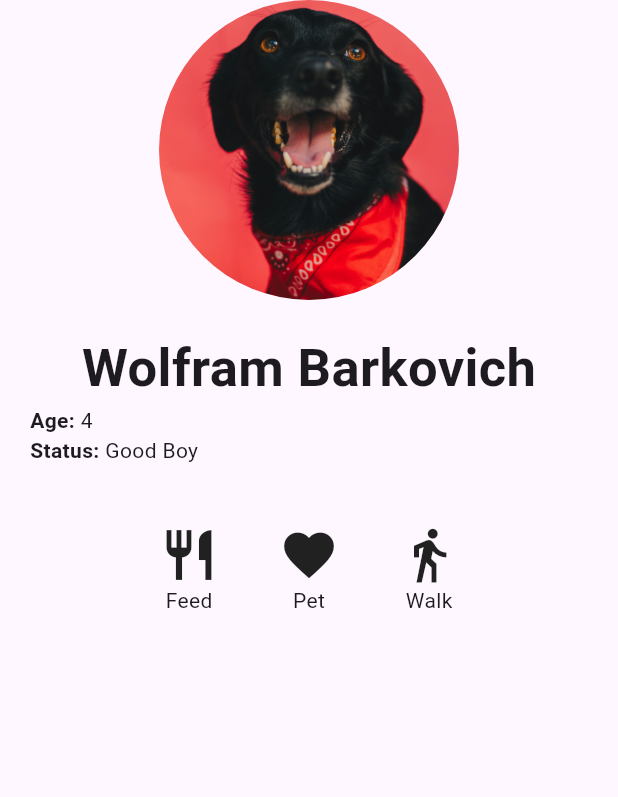
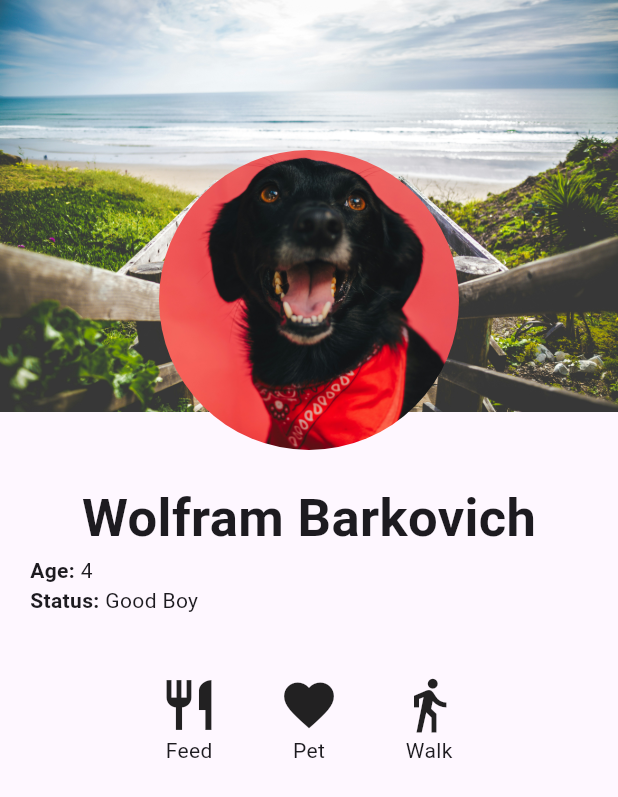
Before and after one commit to thisfren/Flutter-Cookbook, a Flutter app: the screen it shows after launch, on a phone screen of 412 x 824 dp. Shown: the top 797 px of the screen. Run offline on Flutter 3.47's test engine with Material 3 defaults, Android fonts, the phone set to English and light mode, and no system bars; our stand-ins replace google_fonts.

```diff
--- a/Ch. 4/mastering_layout/lib/profile_screen.dart
+++ b/Ch. 4/mastering_layout/lib/profile_screen.dart
@@ -1,6 +1,12 @@
 // /lib/profile_screen.dart
 
-import 'package:flutter/material.dart' show BoxFit, BuildContext, ClipOval, Column, Container, EdgeInsets, FontWeight, Icon, IconData, Icons, Image, MainAxisAlignment, Padding, Row, Scaffold, StatelessWidget, Text, TextStyle, Widget;
+/*
+ * This is a simple profile screen that displays a profile image, name, age, and status.
+ * The Flutter tools also have a setting called Debug Paint, which you can activate from the Flutter tools in your editor or from the command line.
+ * This feature will draw lines around your widgets so that you can see in more detail how they are being rendered, which can be useful to catch layout errors.
+ */
+import 'package:flutter/material.dart' show BoxFit, BuildContext, ClipOval, Column, Container, EdgeInsets, FontWeight, Icon, IconData, Icons, Image, MainAxisAlignment, Padding, Row, Scaffold, Stack, StatelessWidget, Text, TextStyle, Transform, Widget;
+import 'package:flutter/rendering.dart';
 
 class ProfileScreen extends StatelessWidget {
   const ProfileScreen({super.key});
@@ -8,11 +14,29 @@ class ProfileScreen extends StatelessWidget {
   @override
   Widget build(BuildContext context) {
     return Scaffold(
+      /*
       body: Column(
         children: <Widget>[
           _buildProfileImage(context),
           _buildProfileDetails(context),
           _buildActions(context)
+        ]
+      )
+      */
+      // In order to place widgets on top of each other, you can use a Stack widget
+      body: Stack(
+        children: <Widget>[
+          Image.asset('assets/khachik_simonian_beach_unsplash.jpg'),
+          Transform.translate(
+            offset: Offset(0, 100),
+            child: Column(
+              children: <Widget>[
+                _buildProfileImage(context),
+                _buildProfileDetails(context),
+                _buildActions(context)
+              ]
+            )
+          )
         ]
       )
     );
@@ -47,6 +71,15 @@ class ProfileScreen extends StatelessWidget {
     );
   }
 
+  /*
+  The only real difference between a Row widget and a Column widget is the axis in which they lay out their children.
+  It's interesting that you can insert a Row widget into a Column widget and vice versa.
+  There are also two properties on Column and Row widgets that can modify how Flutter lays out your widgets:
+    CrossAxisAlignment
+    MainAxisAlignment
+  These are abstractions on the x and y axis.
+  They are also referring to different axes depending on whether you are using a Row widget or a Column widget
+  */
   Widget _buildDetailsRow(String heading, String value) {
     return Row(
       children: <Widget>[
```
